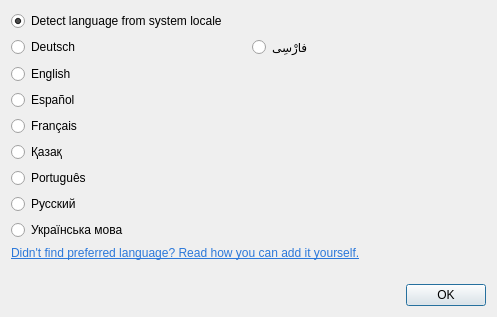
First picture: the form in src/bin/scenarist-desktop/UserInterfaceLayer/Settings/LanguageDialog.ui, repository dimkanovikov/KITScenarist, before the edit.
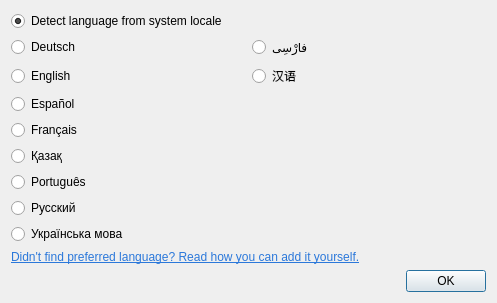
Second picture: the form after the edit.

Commit message: Added Chinese translation

Diff of the .ui file:
```diff
--- a/src/bin/scenarist-desktop/UserInterfaceLayer/Settings/LanguageDialog.ui
+++ b/src/bin/scenarist-desktop/UserInterfaceLayer/Settings/LanguageDialog.ui
@@ -7,7 +7,7 @@
     <x>0</x>
     <y>0</y>
     <width>497</width>
-    <height>317</height>
+    <height>302</height>
    </rect>
   </property>
   <property name="minimumSize">
@@ -136,6 +136,13 @@
      </property>
     </widget>
    </item>
+   <item row="2" column="1">
+    <widget class="QRadioButton" name="chinese">
+     <property name="text">
+      <string>汉语</string>
+     </property>
+    </widget>
+   </item>
   </layout>
  </widget>
  <tabstops>
```
The commit also changes 5 other files.
